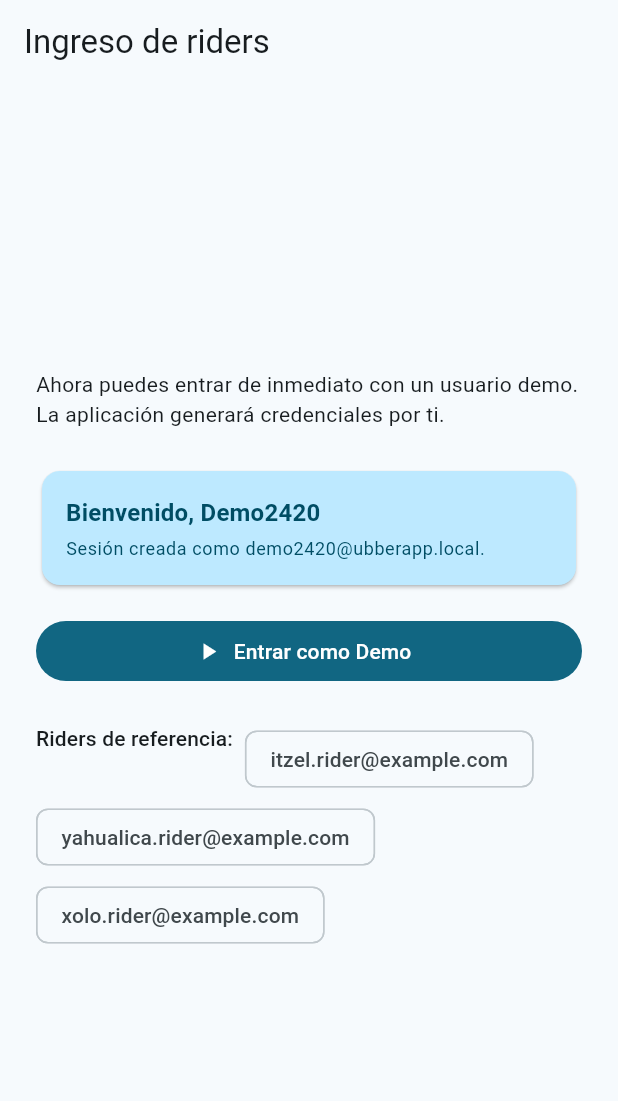
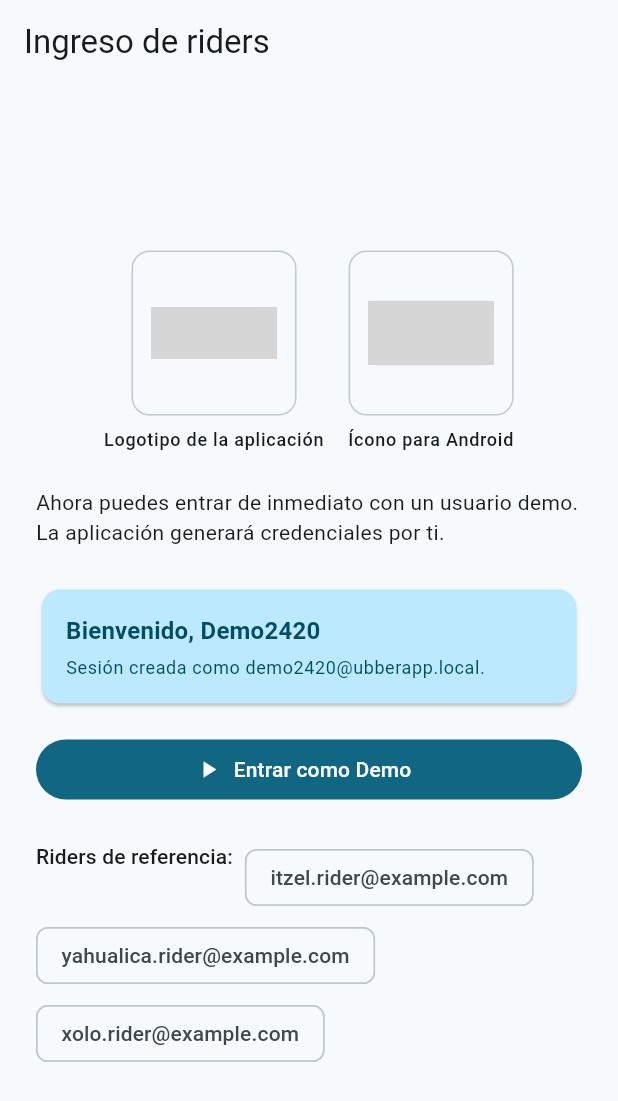
Before and after one commit to abrahamVado/panzerkraft, a Flutter app: the screen it shows after launch, after a tap on "Entrar como Demo", after a tap on the "logout" icon, on a phone screen of 412 x 824 dp. Shown: the top 1101 px of the screen. Run offline on Flutter 3.47's test engine with Material 3 defaults, Android fonts, the phone set to English and light mode, and no system bars; our stand-ins replace device_info_plus, equatable, flutter_riverpod, flutter_secure_storage, geolocator, go_router and 1 more; missing offline and left inert: shadcn_flutter; grey boxes are pictures that could not be loaded.

Commit message:
Add configurable branding asset sources

```diff
--- /dev/null
+++ b/lib/config/branding_config.dart
@@ -0,0 +1,74 @@
+//1.- BrandingConfig expone rutas editables para logotipos e imágenes personalizadas.
+class BrandingConfig {
+  //2.- appLogoSource define el origen del logotipo principal mostrado en la app.
+  static const String appLogoSource = String.fromEnvironment(
+    'APP_LOGO_SOURCE',
+    defaultValue: 'assets/images/branding/logo.png',
+  );
+
+  //3.- androidIconSource referencia el ícono cuadrado utilizado por el lanzador Android.
+  static const String androidIconSource = String.fromEnvironment(
+    'ANDROID_APP_ICON_SOURCE',
+    defaultValue: 'assets/android/app_icon.png',
+  );
+
+  //4.- travelHistoryFallbackSource establece la miniatura por defecto para viajes.
+  static const String travelHistoryFallbackSource = String.fromEnvironment(
+    'TRAVEL_HISTORY_FALLBACK_SOURCE',
+    defaultValue: 'assets/images/travel_history/default_thumbnail.png',
+  );
+
+  //5.- _travelHistoryVehicleGallery enumera imágenes cíclicas para el historial.
+  static const List<String> _travelHistoryVehicleGallery = [
+    String.fromEnvironment(
+      'TRAVEL_HISTORY_IMAGE_1',
+      defaultValue: 'assets/images/travel_history/vehicle_1.jpg',
+    ),
+    String.fromEnvironment(
+      'TRAVEL_HISTORY_IMAGE_2',
+      defaultValue: 'assets/images/travel_history/vehicle_2.jpg',
+    ),
+    String.fromEnvironment(
+      'TRAVEL_HISTORY_IMAGE_3',
+      defaultValue: 'assets/images/travel_history/vehicle_3.jpg',
+    ),
+    String.fromEnvironment(
+      'TRAVEL_HISTORY_IMAGE_4',
+      defaultValue: 'assets/images/travel_history/vehicle_4.jpg',
+    ),
+    String.fromEnvironment(
+      'TRAVEL_HISTORY_IMAGE_5',
+      defaultValue: 'assets/images/travel_history/vehicle_5.jpg',
+    ),
+    String.fromEnvironment(
+      'TRAVEL_HISTORY_IMAGE_6',
+      defaultValue: 'assets/images/travel_history/vehicle_6.jpg',
+    ),
+  ];
+
+  //6.- travelHistoryVehicleGallery filtra elementos vacíos y evita duplicados triviales.
+  static List<String> travelHistoryVehicleGallery() {
+    final sanitized = <String>[];
+    for (final asset in _travelHistoryVehicleGallery) {
+      final trimmed = asset.trim();
+      if (trimmed.isEmpty) {
+        continue;
+      }
+      if (!sanitized.contains(trimmed)) {
+        sanitized.add(trimmed);
+      }
+    }
+    if (sanitized.isEmpty) {
+      sanitized.add(travelHistoryFallbackSource);
+    }
+    return List.unmodifiable(sanitized);
+  }
+
+  //7.- isRemoteSource identifica rutas absolutas que deben cargarse vía red.
+  static bool isRemoteSource(String value) {
+    final normalized = value.trim().toLowerCase();
+    return normalized.startsWith('http://') ||
+        normalized.startsWith('https://') ||
+        normalized.startsWith('data:');
+  }
+}
--- a/lib/screens/auth/login_screen.dart
+++ b/lib/screens/auth/login_screen.dart
@@ -1,6 +1,7 @@
 import 'package:flutter/material.dart';
 import 'package:flutter_riverpod/flutter_riverpod.dart';
 
+import '../../config/branding_config.dart';
 import '../../providers/auth_providers.dart';
 import '../../services/auth/fake_credentials.dart';
 
@@ -25,6 +26,7 @@ class LoginScreen extends ConsumerWidget {
             child: Column(
               crossAxisAlignment: CrossAxisAlignment.stretch,
               children: [
+                const _BrandingPreview(),
                 Text(
                   'Ahora puedes entrar de inmediato con un usuario demo. La aplicación generará credenciales por ti.',
                   style: theme.textTheme.bodyMedium,
@@ -104,3 +106,136 @@ class LoginScreen extends ConsumerWidget {
     );
   }
 }
+
+//1.1.- _BrandingPreview presenta los recursos configurables antes del formulario.
+class _BrandingPreview extends StatelessWidget {
+  const _BrandingPreview();
+
+  static const double _imageHeight = 84;
+
+  @override
+  Widget build(BuildContext context) {
+    //1.- build arma la sección de logos solo cuando existen rutas configuradas.
+    final entries = <(String, String)>[
+      (BrandingConfig.appLogoSource, 'Logotipo de la aplicación'),
+      (BrandingConfig.androidIconSource, 'Ícono para Android'),
+    ]
+        .where((entry) => entry.$1.trim().isNotEmpty)
+        .toList(growable: false);
+    if (entries.isEmpty) {
+      return const SizedBox.shrink();
+    }
+    return Column(
+      crossAxisAlignment: CrossAxisAlignment.center,
+      children: [
+        Wrap(
+          alignment: WrapAlignment.center,
+          spacing: 16,
+          runSpacing: 16,
+          children: [
+            for (final entry in entries)
+              _BrandingImageTile(
+                source: entry.$1,
+                label: entry.$2,
+                height: _imageHeight,
+              ),
+          ],
+        ),
+        const SizedBox(height: 24),
+      ],
+    );
+  }
+}
+
+//1.2.- _BrandingImageTile decide entre assets locales e imágenes remotas con fallback.
+class _BrandingImageTile extends StatelessWidget {
+  const _BrandingImageTile({
+    required this.source,
+    required this.label,
+    required this.height,
+  });
+
+  final String source;
+  final String label;
+  final double height;
+
+  @override
+  Widget build(BuildContext context) {
+    //1.- build dibuja un recuadro con la imagen y etiqueta descriptiva.
+    final theme = Theme.of(context);
+    final borderColor = theme.colorScheme.outlineVariant;
+    final textStyle = theme.textTheme.labelMedium;
+    final imageWidget = BrandingConfig.isRemoteSource(source)
+        ? Image.network(
+            source,
+            height: height,
+            fit: BoxFit.contain,
+            errorBuilder: (context, error, stackTrace) => _BrandingImagePlaceholder(label: label),
+          )
+        : Image.asset(
+            source,
+            height: height,
+            fit: BoxFit.contain,
+            errorBuilder: (context, error, stackTrace) => _BrandingImagePlaceholder(label: label),
+          );
+    return Column(
+      mainAxisSize: MainAxisSize.min,
+      children: [
+        Container(
+          padding: const EdgeInsets.all(12),
+          decoration: BoxDecoration(
+            border: Border.all(color: borderColor),
+            borderRadius: BorderRadius.circular(12),
+          ),
+          child: Semantics(
+            label: label,
+            image: true,
+            child: SizedBox(
+              height: height,
+              width: height,
+              child: FittedBox(
+                fit: BoxFit.contain,
+                child: imageWidget,
+              ),
+            ),
+          ),
+        ),
+        const SizedBox(height: 8),
+        Text(label, style: textStyle, textAlign: TextAlign.center),
+      ],
+    );
+  }
+}
+
+//1.3.- _BrandingImagePlaceholder asegura un estado visual consistente ante errores.
+class _BrandingImagePlaceholder extends StatelessWidget {
+  const _BrandingImagePlaceholder({required this.label});
+
+  final String label;
+
+  @override
+  Widget build(BuildContext context) {
+    final theme = Theme.of(context);
+    return DecoratedBox(
+      decoration: BoxDecoration(
+        color: theme.colorScheme.surfaceVariant,
+        borderRadius: BorderRadius.circular(8),
+      ),
+      child: Padding(
+        padding: const EdgeInsets.all(12),
+        child: Column(
+          mainAxisSize: MainAxisSize.min,
+          children: [
+            Icon(Icons.photo_outlined, color: theme.colorScheme.onSurfaceVariant),
+            const SizedBox(height: 4),
+            Text(
+              label,
+              style: theme.textTheme.bodySmall,
+              textAlign: TextAlign.center,
+            ),
+          ],
+        ),
+      ),
+    );
+  }
+}
```
Also changed, not shown: lib/screens/dashboard/travel/travel_history_screen.dart (+43 -22 lines), 2 other files.
